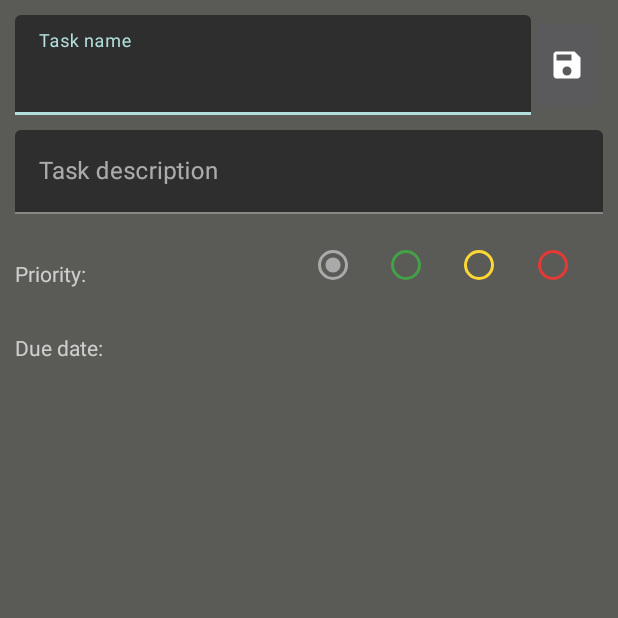
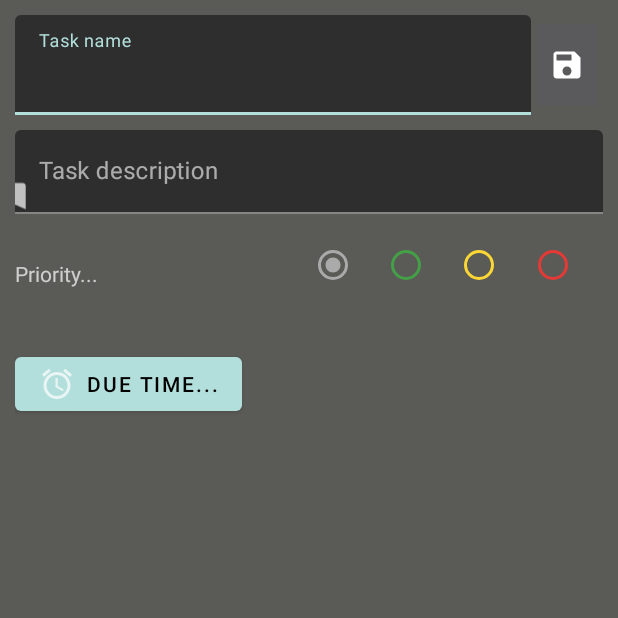
Before and after one commit to EmmaCG19/Taskete-android-app, an Android app: the screen it shows after launch (TaskFormActivity), after a tap on "Add/Edit a task", on a phone screen of 412 x 824 dp, the top half of it. Run offline under Robolectric (Android 15) with nearby library versions, the phone set to English and light mode, and no system bars; libraries missing offline, so code that uses them is left out: com.kunzisoft.switchdatetime.

Commit message:
Fix task card bugs

```diff
--- a/app/build.gradle
+++ b/app/build.gradle
@@ -52,4 +52,8 @@ dependencies {
     implementation 'com.j256.ormlite:ormlite-core:5.1'
     implementation 'com.j256.ormlite:ormlite-android:5.1'
 
+    //Date and time pickers
+    implementation 'com.github.Kunzisoft:Android-SwitchDateTimePicker:2.0'
+    //implementation 'com.wdullaer:materialdatetimepicker:4.2.0'
+    //implementation 'com.google.android.material:material:1.3.0-alpha02'
 }
--- a/app/src/main/java/com/example/taskete/MainActivity.kt
+++ b/app/src/main/java/com/example/taskete/MainActivity.kt
@@ -51,7 +51,6 @@ class MainActivity : AppCompatActivity(), TaskListener {
     }
 
     private fun launchTaskActivity(task: Task?) {
-        Log.d(TAG_ACTIVITY, "Task ID: ${task?.id ?: "Not assigned"}")
         Intent(this, TaskFormActivity::class.java).apply {
             putExtra(TASK_SELECTED, task)
             startActivity(this)
--- a/app/src/main/java/com/example/taskete/Task.kt
+++ b/app/src/main/java/com/example/taskete/Task.kt
@@ -11,10 +11,10 @@ class Task(
         var description: String,
         var priority: Priority,
         var isDone: Boolean,
-        var dueDate: Date? = Date() //Datepicker
+        var dueDate: Date?
 ) : Parcelable {
     //Default constructor that ORMLite needs
-//    constructor():this(0, "", "", Priority.NOTASSIGNED,false)
+    constructor():this(0, "","", Priority.NOTASSIGNED,false, null)
 }
 
 enum class Priority {
--- a/app/src/main/java/com/example/taskete/TaskAdapter.kt
+++ b/app/src/main/java/com/example/taskete/TaskAdapter.kt
@@ -1,16 +1,19 @@
 package com.example.taskete
 
+import android.content.res.Resources
 import android.graphics.Paint
+import android.graphics.PorterDuff
 import android.util.Log
 import android.view.LayoutInflater
 import android.view.View
 import android.view.ViewGroup
-import android.widget.CheckBox
-import android.widget.ImageView
-import android.widget.TextView
-import android.widget.Toast
+import android.widget.*
 import androidx.cardview.widget.CardView
+import androidx.core.content.ContextCompat
 import androidx.recyclerview.widget.RecyclerView
+import kotlinx.android.synthetic.main.activity_task_form.view.*
+import kotlinx.android.synthetic.main.item_card.view.*
+import kotlinx.android.synthetic.main.item_card.view.priorityIcon
 
 
 class TaskAdapter(val listener: TaskListener) : RecyclerView.Adapter<TaskAdapter.TaskViewHolder>() {
@@ -21,13 +24,12 @@ class TaskAdapter(val listener: TaskListener) : RecyclerView.Adapter<TaskAdapter
         val txtTitle: TextView = itemView.findViewById(R.id.etTitle)
         val chkIsDone: CheckBox = itemView.findViewById(R.id.chkIsDone)
         val imgPriority: ImageView = itemView.findViewById(R.id.priorityIcon)
-        //TODO falta agregar un icono para indicar la prioridad de la task
     }
 
     override fun onCreateViewHolder(parent: ViewGroup, viewType: Int): TaskViewHolder {
         val itemView = LayoutInflater
-            .from(parent.context)
-            .inflate(R.layout.item_card, parent, false)
+                .from(parent.context)
+                .inflate(R.layout.item_card, parent, false)
 
         return TaskViewHolder(itemView)
     }
@@ -37,9 +39,13 @@ class TaskAdapter(val listener: TaskListener) : RecyclerView.Adapter<TaskAdapter
     override fun onBindViewHolder(holder: TaskViewHolder, position: Int) {
         holder.apply {
             txtTitle.text = tasks[position].title
-            chkIsDone.isChecked = tasks[position].isDone
             setPriorityColor(this, tasks[position])
             strikeText(this, tasks[position])
+
+            //Fix to checkbox not holding view state
+            chkIsDone.setOnCheckedChangeListener(null)
+
+            chkIsDone.isChecked = tasks[position].isDone
 
             chkIsDone.setOnCheckedChangeListener { _, isChecked ->
                 tasks[position].isDone = isChecked
@@ -72,19 +78,20 @@ class TaskAdapter(val listener: TaskListener) : RecyclerView.Adapter<TaskAdapter
     }
 
     private fun setPriorityColor(holder: TaskViewHolder, task: Task) {
-        val icon = holder.imgPriority.drawable
-        val colors = holder.itemView.resources
+        val context = holder.itemView.context
+        val icon = holder.imgPriority
 
-        val highColor = colors.getColor(R.color.colorPriorityHigh)
-        val mediumColor = colors.getColor(R.color.colorPriorityMedium)
-        val lowColor = colors.getColor(R.color.colorPriorityLow)
-        val noColor = colors.getColor(R.color.colorPriorityNotAssigned)
+        val highColor = ContextCompat.getColor(context, R.color.colorPriorityHigh);
+        val mediumColor = ContextCompat.getColor(context, R.color.colorPriorityMedium);
+        val lowColor = ContextCompat.getColor(context, R.color.colorPriorityLow);
+        val noColor = ContextCompat.getColor(context, R.color.colorPriorityNotAssigned);
 
         when (task.priority) {
-            Priority.LOW -> icon.setTint(lowColor)
-            Priority.MEDIUM -> icon.setTint(mediumColor)
-            Priority.HIGH -> icon.setTint(highColor)
-            else -> icon.setTint(noColor)
+            Priority.LOW -> icon.setColorFilter(lowColor, PorterDuff.Mode.SRC_IN)
+            Priority.MEDIUM -> icon.setColorFilter(mediumColor, PorterDuff.Mode.SRC_IN)
+            Priority.HIGH -> icon.setColorFilter(highColor, PorterDuff.Mode.SRC_IN)
+            else -> icon.setColorFilter(noColor, PorterDuff.Mode.SRC_IN)
+
         }
     }
 }
--- a/app/src/main/java/com/example/taskete/TaskFormActivity.kt
+++ b/app/src/main/java/com/example/taskete/TaskFormActivity.kt
@@ -1,26 +1,41 @@
 package com.example.taskete
 
-import android.os.Build
+import java.text.SimpleDateFormat
+import java.util.*
 import androidx.appcompat.app.AppCompatActivity
 import android.os.Bundle
 import android.util.Log
-import android.widget.EditText
-import android.widget.ImageButton
-import android.widget.RadioGroup
-import android.widget.Toast
-import androidx.annotation.RequiresApi
+import android.view.View
+import android.widget.*
+import androidx.cardview.widget.CardView
+import com.example.taskete.helpers.KeyboardUtil
+import com.google.android.material.button.MaterialButton
+import com.google.android.material.snackbar.Snackbar
 import com.google.android.material.textfield.TextInputEditText
 import com.google.android.material.textfield.TextInputLayout
+import com.kunzisoft.switchdatetime.SwitchDateTimeDialogFragment
 
 private const val TAG_ACTIVITY = "TaskFormActivity"
 
 class TaskFormActivity : AppCompatActivity() {
+    private val TAG_DATETIME_FRAGMENT = "TAG_DATETIME_FRAGMENT"
     private lateinit var inputTitle: TextInputLayout
     private lateinit var inputDesc: TextInputLayout
     private lateinit var etTitle: TextInputEditText
     private lateinit var etDesc: TextInputEditText
     private lateinit var rgPriorities: RadioGroup
     private lateinit var btnSave: ImageButton
+    private lateinit var btnDatePicker: MaterialButton
+    private lateinit var switchDateTime: SwitchDateTimeDialogFragment
+    private lateinit var txtSelectedDate: TextView
+    private lateinit var cardDate: CardView
+    private lateinit var btnClearDate: ImageButton
+    private val dateFormat: SimpleDateFormat by lazy {
+        SimpleDateFormat("d MMM yyyy HH:mm")
+    }
+
+    private var selectedDate: Date? = null
+
     private val taskRetrieved: Task? by lazy {
         intent.extras?.getParcelable<Task>(TASK_SELECTED)
     }
@@ -39,63 +54,132 @@ class TaskFormActivity : AppCompatActivity() {
         rgPriorities = findViewById(R.id.rgPriorities)
         btnSave = findViewById(R.id.btnSave)
 
+        //Date section
+        btnDatePicker = findViewById(R.id.btnDatePicker)
+        txtSelectedDate = findViewById(R.id.txtSelectedDate)
+        cardDate = findViewById(R.id.cardDate)
+        btnClearDate = findViewById(R.id.btnClearDate)
+        hideDateSelection()
+
         updateFields()
 
         btnSave.setOnClickListener {
             if (taskRetrieved != null) {
-                //TODO: Si el intent del MainActivity no es nulo, se guarda la task
                 editTask()
             } else {
-                //TODO: Si el intent del MainActivity es nulo, se crea una task
                 createTask()
             }
         }
 
+        btnClearDate.setOnClickListener {
+            hideDateSelection()
+        }
+
+        btnDatePicker.setOnClickListener {
+            KeyboardUtil.hideKeyboard(this)
+            showDateTimePicker()
+        }
     }
+
+    private fun hideDateSelection() {
+        cardDate.visibility = View.GONE
+        selectedDate = null
+    }
+
+    private fun showDateSelection(date: Date?) {
+        selectedDate = date
+        cardDate.visibility = View.VISIBLE
+        txtSelectedDate.text = dateFormat.format(date)
+    }
+
+    private fun showDateTimePicker() {
+
+        //Construct datetime picker fragment
+        var dateTimeFragment: SwitchDateTimeDialogFragment =
+                (supportFragmentManager.findFragmentByTag(TAG_DATETIME_FRAGMENT)
+                        ?: SwitchDateTimeDialogFragment.newInstance(
+                                resources.getText(R.string.due_time_title).toString(),
+                                resources.getText(R.string.due_time_ok).toString(),
+                                resources.getText(R.string.due_time_cancel).toString()
+                        )) as SwitchDateTimeDialogFragment
+
+
+        //Set picker options
+        dateTimeFragment.setTimeZone(TimeZone.getDefault())
+        dateTimeFragment.set24HoursMode(true)
+
+        //Set date limits
+        val calendar: GregorianCalendar = GregorianCalendar()
+
+        //TODO: Utilizar la fecha actual como limite para poder seleccionar
+        calendar.set(2020, Calendar.JANUARY, 1)
+        dateTimeFragment.minimumDateTime = calendar.time
+        calendar.set(2030, Calendar.JANUARY, 1)
+        dateTimeFragment.maximumDateTime = calendar.time
+
+        //Set picker listener
+        dateTimeFragment.setOnButtonClickListener(object :
+                SwitchDateTimeDialogFragment.OnButtonClickListener {
+
+            override fun onPositiveButtonClick(date: Date?) {
+
+                showDateSelection(date)
+            }
+
+            override fun onNegativeButtonClick(date: Date?) {
+                //Nothing here
+            }
+        })
+
+        //Show fragment
+        dateTimeFragment.show(supportFragmentManager, TAG_DATETIME_FRAGMENT)
+
+    }
+
 
     private fun updateFields() {
         etTitle.setText(taskRetrieved?.title)
         etDesc.setText(taskRetrieved?.description)
-        rgPriorities.check(updatePriority(taskRetrieved?.priority?: Priority.NOTASSIGNED))
+        val rbSelected = getCheckedPriority(taskRetrieved?.priority)
+        rgPriorities.check(rbSelected)
+
+        if (taskRetrieved?.dueDate != null)
+            showDateSelection(taskRetrieved?.dueDate)
     }
 
-    //TODO: Update task info
     private fun editTask() {
         Log.d(TAG_ACTIVITY, "La tarea se va a editar")
 
         if (inputIsValid()) {
             taskRetrieved?.title = getText(etTitle)
             taskRetrieved?.description = getText(etDesc)
-            taskRetrieved?.priority = getPriority(rgPriorities.checkedRadioButtonId)
+            taskRetrieved?.priority = setPriority(rgPriorities.checkedRadioButtonId)
+            taskRetrieved?.dueDate = selectedDate
             TasksProvider.editTask(taskRetrieved!!)
-
             finish()
         } else {
-            showMessage("One or more errors have ocurred")
+            showErrorAlert()
         }
     }
 
-    //TODO: Generate a new task
     private fun createTask() {
-        Log.d(TAG_ACTIVITY, "La tarea se va a crear")
-
         if (inputIsValid()) {
             val newTask = generateTask()
             TasksProvider.addTask(newTask)
             finish()
         } else {
-            showMessage("One or more errors have ocurred")
+            showErrorAlert()
         }
     }
 
     private fun generateTask(): Task {
         val title = getText(etTitle)
-        val priority = getPriority(rgPriorities.checkedRadioButtonId)
         val description = getText(etDesc)
-        return Task(0, title, description, priority, false)
+        val priority = setPriority(rgPriorities.checkedRadioButtonId)
+        val date = selectedDate
+        return Task(0, title, description, priority, false, date)
     }
 
-    //TODO: Validate input
     private fun inputIsValid(): Boolean {
         return if (getText(etTitle).isNullOrEmpty()) {
             inputTitle.error = "You must complete this field"
@@ -103,10 +187,14 @@ class TaskFormActivity : AppCompatActivity() {
         } else {
             true;
         }
-
     }
 
-    private fun getPriority(checked: Int): Priority {
+    private fun showErrorAlert() {
+        KeyboardUtil.hideKeyboard(this)
+        showMessage("One or more errors have ocurred")
+    }
+
+    private fun setPriority(checked: Int): Priority {
         return when (checked) {
             R.id.rbHighPriority -> Priority.HIGH
             R.id.rbMediumPriority -> Priority.MEDIUM
@@ -115,7 +203,7 @@ class TaskFormActivity : AppCompatActivity() {
         }
     }
 
-    private fun updatePriority(priority: Priority): Int {
+    private fun getCheckedPriority(priority: Priority?): Int {
         return when (priority) {
             Priority.HIGH -> R.id.rbHighPriority
             Priority.MEDIUM -> R.id.rbMediumPriority
@@ -126,6 +214,7 @@ class TaskFormActivity : AppCompatActivity() {
     }
 
     private fun showMessage(message: String) {
+//        Snackbar.make(view, message, Snackbar.LENGTH_SHORT).show()
         Toast.makeText(this, message, Toast.LENGTH_SHORT).show()
     }
 
--- a/app/src/main/java/com/example/taskete/TasksProvider.kt
+++ b/app/src/main/java/com/example/taskete/TasksProvider.kt
@@ -3,47 +3,25 @@ package com.example.taskete
 import android.os.Build
 import android.util.Log
 import androidx.annotation.RequiresApi
+import java.util.*
 
 object TasksProvider {
     private var tasks: MutableList<Task> = mutableListOf<Task>()
 
     init {
-        tasks.add(
-            Task(
-                1,
-                "This is a template title",
-                "This is a template description",
-                Priority.NOTASSIGNED,
-                true
+
+        for (i in 1..15) {
+            tasks.add(
+                    Task(
+                            i,
+                            "Task $i",
+                            "This is a template description",
+                            Priority.LOW,
+                            false,
+                            null
+                    )
             )
-        )
-        tasks.add(
-            Task(
-                2,
-                "This is a template title",
-                "This is a template description",
-                Priority.LOW,
-                true
-            )
-        )
-        tasks.add(
-            Task(
-                3,
-                "This is a template title with a long text to test the limit of characters",
-                "This is a template description",
-                Priority.MEDIUM,
-                false
-            )
-        )
-        tasks.add(
-            Task(
-                4,
-                "This is a template title",
-                "This is a template description",
-                Priority.HIGH,
-                false
-            )
-        )
+        }
     }
 
     fun getTasks(): List<Task> = tasks
@@ -53,6 +31,7 @@ object TasksProvider {
     fun editTask(task: Task) {
         val oldTask = tasks.firstOrNull { t -> t.id == task.id }
         val index = tasks.indexOf(oldTask)
+        Log.d("TASK_EDIT", "Old task: ${oldTask?.id} | ${oldTask?.title} | ${oldTask?.description} | ${oldTask?.priority} | ${oldTask?.dueDate} | ${oldTask?.isDone}")
 
         tasks[index].title = task.title
         tasks[index].description = task.description
@@ -60,13 +39,7 @@ object TasksProvider {
         tasks[index].priority = task.priority
         tasks[index].isDone = task.isDone
 
-//        oldTask?.title = task.title
-//        oldTask?.description =  task.description
-//        oldTask?.dueDate = task.dueDate
-//        oldTask?.priority = task.priority
-//        oldTask?.isDone = task.isDone
-//        Log.d("Number of tasks:", "${this.getTasks().size}")
-
+        Log.d("TASK_EDIT", "New task: ${tasks[index].id} | ${tasks[index].title} | ${tasks[index].description} | ${tasks[index].priority} | ${tasks[index].dueDate} | ${tasks[index].isDone}")
     }
 
     @RequiresApi(Build.VERSION_CODES.N)
--- /dev/null
+++ b/app/src/main/res/drawable/ic_timer.xml
@@ -0,0 +1,10 @@
+<vector xmlns:android="http://schemas.android.com/apk/res/android"
+    android:width="24dp"
+    android:height="24dp"
+    android:viewportWidth="24"
+    android:viewportHeight="24"
+    android:tint="?attr/colorControlNormal">
+  <path
+      android:fillColor="@android:color/white"
+      android:pathData="M22,5.72l-4.6,-3.86 -1.29,1.53 4.6,3.86L22,5.72zM7.88,3.39L6.6,1.86 2,5.71l1.29,1.53 4.59,-3.85zM12.5,8L11,8v6l4.75,2.85 0.75,-1.23 -4,-2.37L12.5,8zM12,4c-4.97,0 -9,4.03 -9,9s4.02,9 9,9c4.97,0 9,-4.03 9,-9s-4.03,-9 -9,-9zM12,20c-3.87,0 -7,-3.13 -7,-7s3.13,-7 7,-7 7,3.13 7,7 -3.13,7 -7,7z"/>
+</vector>
--- a/app/src/main/res/layout/activity_task_form.xml
+++ b/app/src/main/res/layout/activity_task_form.xml
@@ -57,15 +57,15 @@
 
     </com.google.android.material.textfield.TextInputLayout>
 
-    <!--    <ImageView-->
-    <!--        android:id="@+id/priorityIcon"-->
-    <!--        android:layout_width="wrap_content"-->
-    <!--        android:layout_height="wrap_content"-->
-    <!--        android:layout_marginTop="10dp"-->
-    <!--        app:layout_constraintStart_toStartOf="parent"-->
-    <!--        app:layout_constraintEnd_toStartOf="@id/lblPriority"-->
-    <!--        app:layout_constraintTop_toBottomOf="@id/inputDesc"-->
-    <!--        android:src="@drawable/ic_priority"/>-->
+    <ImageView
+        android:id="@+id/priorityIcon"
+        android:layout_width="wrap_content"
+        android:layout_height="wrap_content"
+        android:layout_marginTop="10dp"
+        android:src="@drawable/ic_priority"
+        app:layout_constraintBottom_toBottomOf="@id/inputDesc"
+        app:layout_constraintEnd_toStartOf="@id/lblPriority"
+        app:layout_constraintStart_toStartOf="parent" />
 
     <TextView
         android:id="@+id/lblPriority"
@@ -126,13 +126,27 @@
         android:orientation="horizontal"
         app:layout_constraintGuide_begin="202dp" />
 
-
-    <TextView
-        android:layout_width="0dp"
+    <com.google.android.material.button.MaterialButton
+        android:id="@+id/btnDatePicker"
+        android:layout_width="wrap_content"
         android:layout_height="wrap_content"
-        android:layout_marginTop="10dp"
-        android:text="@string/due_date_input"
+        android:layout_marginTop="20dp"
+        android:drawableLeft="@drawable/ic_timer"
+        android:text="@string/due_time_input"
+        android:textAlignment="textStart"
         app:layout_constraintStart_toStartOf="parent"
         app:layout_constraintTop_toBottomOf="@id/guidelinePriority" />
 
+
+    <include
+        layout="@layout/date_card"
+        android:layout_width="wrap_content"
+        android:layout_height="wrap_content"
+        android:layout_marginTop="20dp"
+        app:layout_constraintBottom_toBottomOf="@id/btnDatePicker"
+        app:layout_constraintHorizontal_bias="0.2"
+        app:layout_constraintEnd_toEndOf="parent"
+        app:layout_constraintStart_toEndOf="@id/btnDatePicker"
+        app:layout_constraintTop_toBottomOf="@id/guidelinePriority" />
+
 </androidx.constraintlayout.widget.ConstraintLayout>
--- a/app/src/main/res/values/strings.xml
+++ b/app/src/main/res/values/strings.xml
@@ -5,8 +5,11 @@
     <!--Form-->
     <string name="title_input_hint">Task name</string>
     <string name="desc_input_hint">Task description</string>
-    <string name="priority_input">Priority:</string>
-    <string name="due_date_input">Due date:</string>
+    <string name="priority_input">Priority...</string>
+    <string name="due_time_input">Due Time...</string>
+    <string name="due_time_title">Set your task due time</string>
+    <string name="due_time_ok">Ok</string>
+    <string name="due_time_cancel">Cancel</string>
 
     <string name="highPriorityOption">High</string>
     <string name="lowPriorityOption">Low</string>
--- a/build.gradle
+++ b/build.gradle
@@ -18,6 +18,7 @@ allprojects {
     repositories {
         google()
         jcenter()
+        maven { url "https://jitpack.io" }
     }
 }
 
```
Also changed, not shown: app/src/main/java/com/example/taskete/helpers/KeyboardUtil.kt (added, +25 -0 lines), app/src/main/res/drawable/ic_calendar.xml (added, +10 -0 lines), app/src/main/res/drawable/ic_cancel_cross.xml (added, +10 -0 lines), app/src/main/res/layout/activity_main.xml (+11 -13 lines), app/src/main/res/layout/date_card.xml (added, +35 -0 lines), 1 other file.
